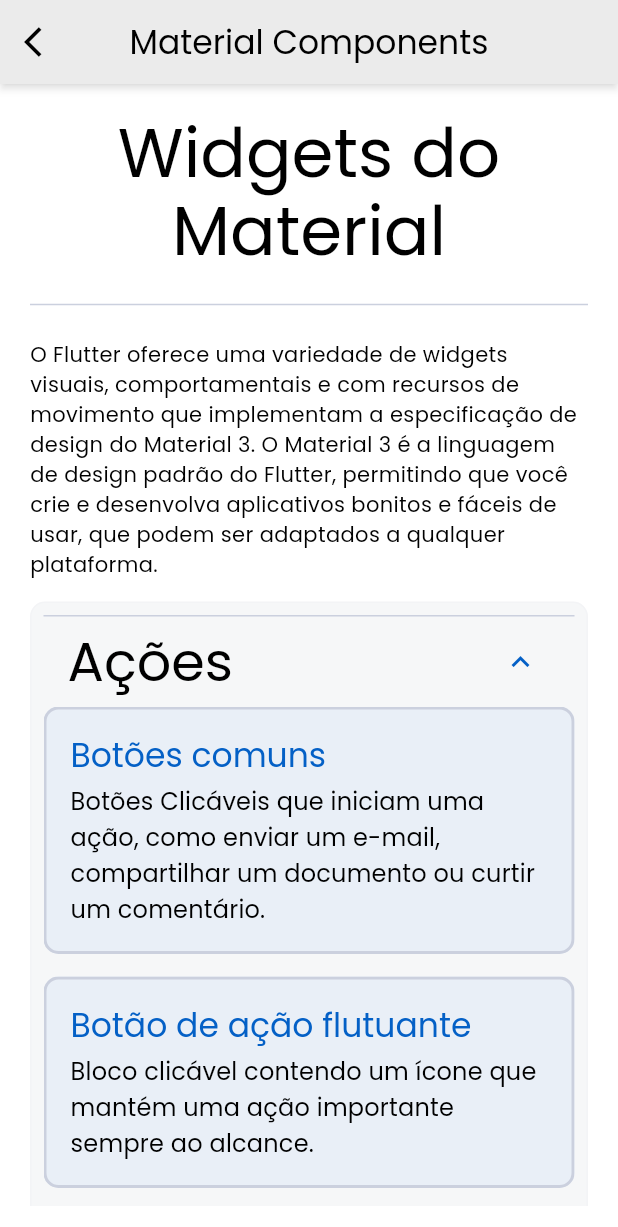
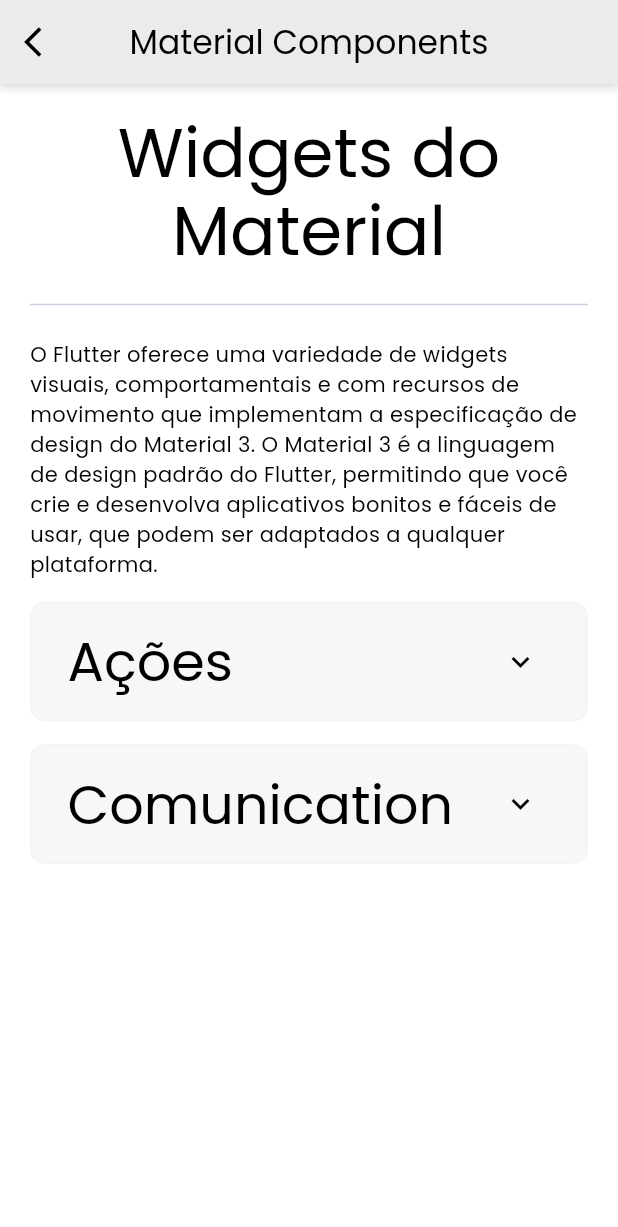
Before and after one commit to Rhayssam/flutter-playground, a Flutter app: the MaterialPage screen opened by its route, on a phone screen of 412 x 824 dp. Shown: the top 1227 px of the screen. Run offline on Flutter 3.47's test engine with Material 3 defaults, Android fonts, the phone set to English and light mode, and no system bars; our stand-ins replace device_preview, flutter_native_splash, get, google_fonts, shared_preferences; accounts and stored records are empty.

Commit message:
feat: extraindo widgets da MaterialPage

```diff
--- a/lib/ui/material/material_page.dart
+++ b/lib/ui/material/material_page.dart
@@ -1,5 +1,8 @@
+import 'package:flutterplayground/ui/core/widgets/app_bar/app_bar_back_button.dart';
 import 'package:flutterplayground/ui/core/widgets/app_bar/custom_app_bar.dart';
-import 'package:flutterplayground/ui/core/widgets/custom_button/custom_button.dart';
+import 'package:flutterplayground/ui/material/widgets/section/section.dart';
+import 'package:flutterplayground/ui/material/widgets/section/section_actions.dart';
+import 'package:flutterplayground/ui/material/widgets/section/section_comunication.dart';
 import 'package:get/get.dart';
 import 'package:flutter/material.dart';
 import './material_controller.dart';
@@ -12,10 +15,7 @@ class MaterialPage extends GetView<MaterialController> {
     return Scaffold(
       appBar: CustomAppBar.primaryContainer(
         title: Text('Material Components'),
-        leading: IconButton(
-          onPressed: () => Get.back(),
-          icon: Icon(Icons.arrow_back_ios),
-        ),
+        leading: AppBarBackButton(),
       ),
       body: SafeArea(
         child: Padding(
@@ -29,73 +29,12 @@ class MaterialPage extends GetView<MaterialController> {
                   textAlign: TextAlign.center,
                   style: Theme.of(context).textTheme.displayMedium,
                 ),
-                Divider(
-                  color: Theme.of(context).colorScheme.outline,
-                ),
+                Divider(color: Theme.of(context).colorScheme.outline),
                 Text(
                   'O Flutter oferece uma variedade de widgets visuais, comportamentais e com recursos de movimento que implementam a especificação de design do Material 3. O Material 3 é a linguagem de design padrão do Flutter, permitindo que você crie e desenvolva aplicativos bonitos e fáceis de usar, que podem ser adaptados a qualquer plataforma.',
                 ),
-                Container(
-                  decoration: BoxDecoration(
-                    color: Theme.of(context).colorScheme.tertiaryContainer.withAlpha(60),
-                    borderRadius: BorderRadius.all(Radius.circular(10)),
-                    border: Border.all(
-                      color: Theme.of(context).colorScheme.outline.withAlpha(20),
-                    ),
-                  ),
-                  child: Padding(
-                    padding: const EdgeInsets.all(8.0),
-                    child: Column(
-                      spacing: 10,
-                      children: [
-                        ExpansionTile(
-                          initiallyExpanded: true,
-                          title: Text(
-                            'Ações',
-                            style: Theme.of(context).textTheme.displaySmall,
-                          ),
-                          children: [
-                            Column(
-                              spacing: 15,
-                              children: [
-                                CustomButton(
-                                  title: 'Botões comuns',
-                                  content:
-                                      'Botões Clicáveis que iniciam uma ação, como enviar um e-mail, compartilhar um documento ou curtir um comentário.',
-                                  onTap: () {},
-                                ),
-                                CustomButton(
-                                  title: 'Botão de ação flutuante',
-                                  content:
-                                      'Bloco clicável contendo um ícone que mantém uma ação importante sempre ao alcance.',
-                                  onTap: () {},
-                                ),
-                                CustomButton(
-                                  title: 'Botão de ação flutuante estendido',
-                                  content:
-                                      'Bloco clicável que aciona uma ação. Esses blocos maiores podem exibir um rótulo de texto e oferecem uma área de interação maior.',
-                                  onTap: () {},
-                                ),
-                                CustomButton(
-                                  title: 'Botão de ícone',
-                                  content:
-                                      'Ícones clicáveis para incentivar os usuários do aplicativo a realizar ações complementares.',
-                                  onTap: () {},
-                                ),
-                                CustomButton(
-                                  title: 'Botão segmentado',
-                                  content:
-                                      'Blocos clicáveis, selecionáveis individualmente ou em conjunto, para ajudar os usuários a escolher opções, alterar entre visualizações ou classificar elementos.',
-                                  onTap: () {},
-                                ),
-                              ],
-                            ),
-                          ],
-                        ),
-                      ],
-                    ),
-                  ),
-                ),
+                Section(sectionName: 'Ações', content: SectionActions()),
+                Section(sectionName: 'Comunication', content: SectionComunication()),
               ],
             ),
           ),
```
